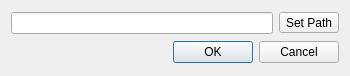
The window that ui/export_dialog.ui (dongle94/data_labeler) describes before a commit, drawn with Qt 5.
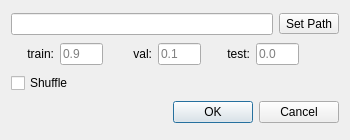
The same window after the commit. Icons and pictures are not drawn.

Commit message:
Style: split dataset
- export_dialog.ui, ui_export_dialog.py
- train/val/test 데이터 분할 비율입력 gui 추가
- shuffle 기능 체크박스 추가

```diff
--- a/ui/export_dialog.ui
+++ b/ui/export_dialog.ui
@@ -10,7 +10,7 @@
     <x>0</x>
     <y>0</y>
     <width>350</width>
-    <height>76</height>
+    <height>140</height>
    </rect>
   </property>
   <property name="sizePolicy">
@@ -44,6 +44,133 @@
      </item>
     </layout>
    </item>
+   <item>
+    <layout class="QHBoxLayout" name="horizontalLayout_2" stretch="0,0,0,0,0,0,0">
+     <item>
+      <widget class="QLabel" name="label">
+       <property name="sizePolicy">
+        <sizepolicy hsizetype="Ignored" vsizetype="Preferred">
+         <horstretch>0</horstretch>
+         <verstretch>0</verstretch>
+        </sizepolicy>
+       </property>
+       <property name="text">
+        <string>train:</string>
+       </property>
+       <property name="alignment">
+        <set>Qt::AlignRight|Qt::AlignTrailing|Qt::AlignVCenter</set>
+       </property>
+      </widget>
+     </item>
+     <item>
+      <widget class="QLineEdit" name="le_train">
+       <property name="sizePolicy">
+        <sizepolicy hsizetype="Ignored" vsizetype="Fixed">
+         <horstretch>0</horstretch>
+         <verstretch>0</verstretch>
+        </sizepolicy>
+       </property>
+       <property name="text">
+        <string/>
+       </property>
+       <property name="placeholderText">
+        <string>0.9</string>
+       </property>
+      </widget>
+     </item>
+     <item>
+      <widget class="QLabel" name="label_2">
+       <property name="sizePolicy">
+        <sizepolicy hsizetype="Ignored" vsizetype="Preferred">
+         <horstretch>0</horstretch>
+         <verstretch>0</verstretch>
+        </sizepolicy>
+       </property>
+       <property name="text">
+        <string>val:</string>
+       </property>
+       <property name="alignment">
+        <set>Qt::AlignRight|Qt::AlignTrailing|Qt::AlignVCenter</set>
+       </property>
+      </widget>
+     </item>
+     <item>
+      <widget class="QLineEdit" name="le_val">
+       <property name="sizePolicy">
+        <sizepolicy hsizetype="Ignored" vsizetype="Fixed">
+         <horstretch>0</horstretch>
+         <verstretch>0</verstretch>
+        </sizepolicy>
+       </property>
+       <property name="placeholderText">
+        <string>0.1</string>
+       </property>
+      </widget>
+     </item>
+     <item>
+      <widget class="QLabel" name="label_3">
+       <property name="sizePolicy">
+        <sizepolicy hsizetype="Ignored" vsizetype="Preferred">
+         <horstretch>0</horstretch>
+         <verstretch>0</verstretch>
+        </sizepolicy>
+       </property>
+       <property name="text">
+        <string>test:</string>
+       </property>
+       <property name="alignment">
+        <set>Qt::AlignRight|Qt::AlignTrailing|Qt::AlignVCenter</set>
+       </property>
+      </widget>
+     </item>
+     <item>
+      <widget class="QLineEdit" name="le_test">
+       <property name="sizePolicy">
+        <sizepolicy hsizetype="Ignored" vsizetype="Fixed">
+         <horstretch>0</horstretch>
+         <verstretch>0</verstretch>
+        </sizepolicy>
+       </property>
+       <property name="placeholderText">
+        <string>0.0</string>
+       </property>
+      </widget>
+     </item>
+     <item>
+      <spacer name="horizontalSpacer">
+       <property name="orientation">
+        <enum>Qt::Horizontal</enum>
+       </property>
+       <property name="sizeType">
+        <enum>QSizePolicy::Maximum</enum>
+       </property>
+       <property name="sizeHint" stdset="0">
+        <size>
+         <width>40</width>
+         <height>20</height>
+        </size>
+       </property>
+      </spacer>
+     </item>
+    </layout>
+   </item>
+   <item>
+    <layout class="QHBoxLayout" name="horizontalLayout_3">
+     <item>
+      <widget class="QCheckBox" name="checkBox">
+       <property name="text">
+        <string>Shuffle</string>
+       </property>
+       <property name="autoExclusive">
+        <bool>false</bool>
+       </property>
+       <property name="tristate">
+        <bool>false</bool>
+       </property>
+      </widget>
+     </item>
+    </layout>
+   </item>
    <item>
     <widget class="QDialogButtonBox" name="buttonBox">
      <property name="orientation">
```
The commit also changes 1 other file.
